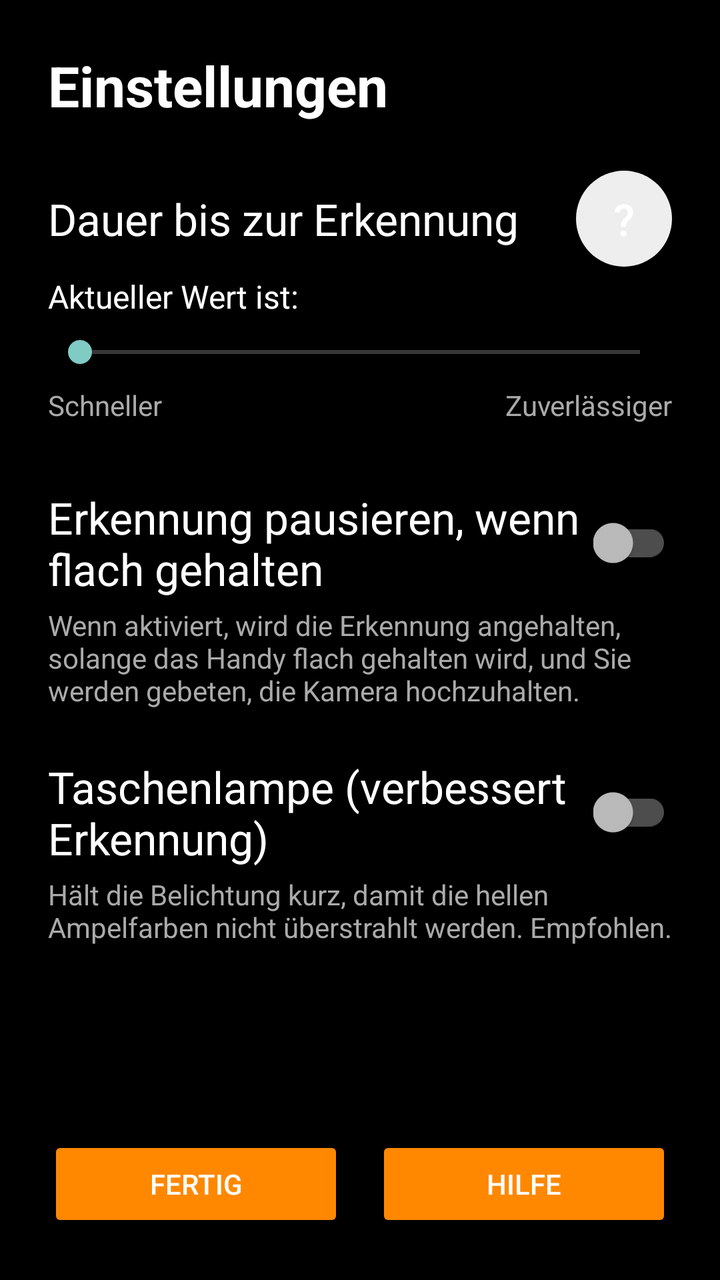
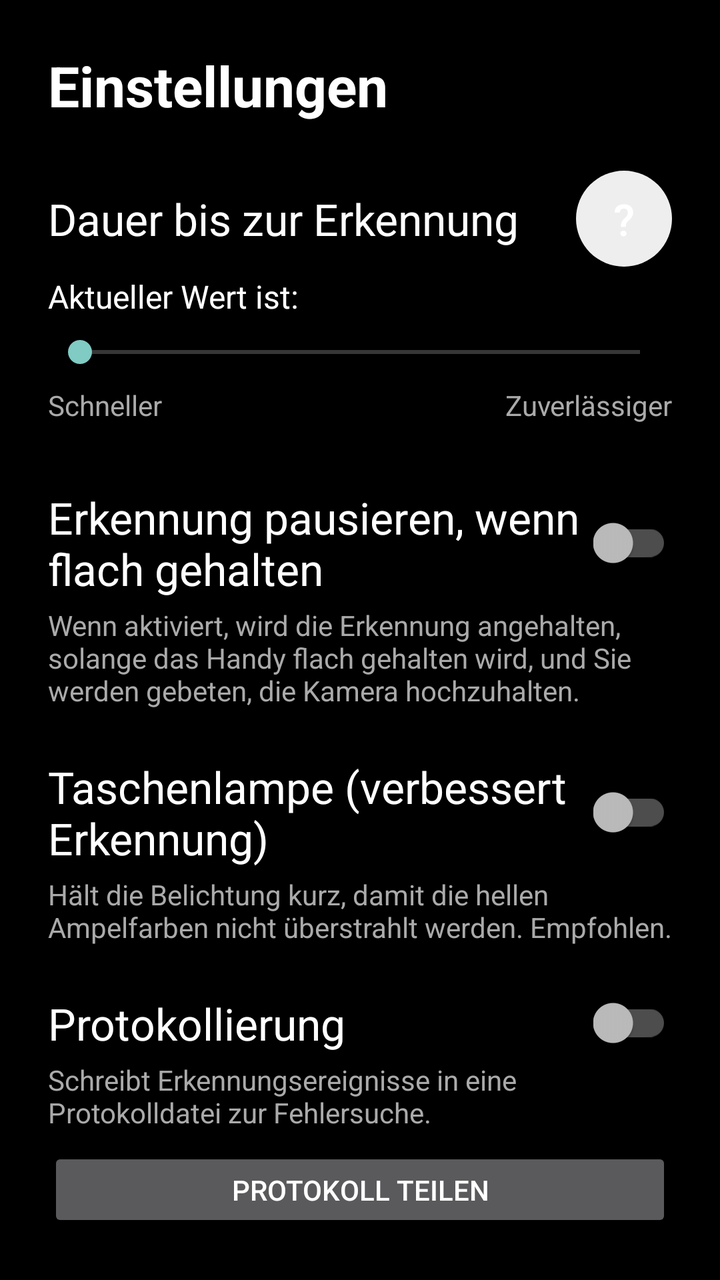

Before-and-after screenshots of an Android layout around one commit, followed by the original layout XML and the change that was made.
<!-- AndroidManifest.xml: application theme AppTheme.Fullscreen -->
<!-- res/layout/activity_settings.xml -->
<?xml version="1.0" encoding="utf-8"?>
<LinearLayout xmlns:android="http://schemas.android.com/apk/res/android"
    xmlns:tools="http://schemas.android.com/tools"
    android:layout_width="match_parent"
    android:layout_height="match_parent"
    android:background="@android:color/black"
    android:orientation="vertical"
    android:padding="24dp"
    tools:context="de.hsaugsburg.ampelpilot.SettingsActivity">

    <TextView
        android:layout_width="match_parent"
        android:layout_height="wrap_content"
        android:text="@string/settings"
        android:textColor="@android:color/white"
        android:textSize="28sp"
        android:textStyle="bold"
        android:paddingBottom="24dp" />

    
    <LinearLayout
        android:layout_width="match_parent"
        android:layout_height="wrap_content"
        android:orientation="horizontal"
        android:gravity="center_vertical">

        <TextView
            android:layout_width="0dp"
            android:layout_height="wrap_content"
            android:layout_weight="1"
            android:text="@string/stability"
            android:textColor="@android:color/white"
            android:textSize="22sp" />

        <Button
            android:id="@+id/helpButtonFrames"
            android:layout_width="48dp"
            android:layout_height="48dp"
            android:background="@drawable/roundedbutton"
            android:text="@string/help"
            android:contentDescription="Hilfe zur Erkennungsdauer"
            android:textSize="22sp" />
    </LinearLayout>

    <TextView
        android:id="@+id/text_Frames"
        android:layout_width="match_parent"
        android:layout_height="wrap_content"
        android:text="@string/Text_SeekBar"
        android:textColor="@android:color/white"
        android:textSize="16sp"
        android:paddingTop="4dp" />

    <SeekBar
        android:id="@+id/seekBar_Frames"
        android:layout_width="match_parent"
        android:layout_height="wrap_content"
        android:max="7"
        android:paddingTop="8dp"
        android:paddingBottom="8dp" />

    <LinearLayout
        android:layout_width="match_parent"
        android:layout_height="wrap_content">
        <TextView
            android:layout_width="0dp"
            android:layout_height="wrap_content"
            android:layout_weight="1"
            android:text="Schneller"
            android:textColor="@android:color/darker_gray" />
        <TextView
            android:layout_width="0dp"
            android:layout_height="wrap_content"
            android:layout_weight="1"
            android:gravity="end"
            android:text="Zuverl\u00e4ssiger"
            android:textColor="@android:color/darker_gray" />
    </LinearLayout>

    
    <LinearLayout
        android:layout_width="match_parent"
        android:layout_height="wrap_content"
        android:orientation="horizontal"
        android:gravity="center_vertical"
        android:paddingTop="32dp">

        <TextView
            android:layout_width="0dp"
            android:layout_height="wrap_content"
            android:layout_weight="1"
            android:text="@string/tilt_pause"
            android:textColor="@android:color/white"
            android:textSize="22sp" />

        <androidx.appcompat.widget.SwitchCompat
            android:id="@+id/switch_TiltPause"
            android:layout_width="wrap_content"
            android:layout_height="wrap_content" />
    </LinearLayout>

    <TextView
        android:layout_width="match_parent"
        android:layout_height="wrap_content"
        android:text="@string/tilt_pause_desc"
        android:textColor="@android:color/darker_gray"
        android:textSize="14sp"
        android:paddingTop="4dp" />

    
    <LinearLayout
        android:layout_width="match_parent"
        android:layout_height="wrap_content"
        android:orientation="horizontal"
        android:gravity="center_vertical"
        android:paddingTop="24dp">

        <TextView
            android:layout_width="0dp"
            android:layout_height="wrap_content"
            android:layout_weight="1"
            android:text="@string/torch"
            android:textColor="@android:color/white"
            android:textSize="22sp" />

        <androidx.appcompat.widget.SwitchCompat
            android:id="@+id/switch_Torch"
            android:layout_width="wrap_content"
            android:layout_height="wrap_content" />
    </LinearLayout>

    <TextView
        android:layout_width="match_parent"
        android:layout_height="wrap_content"
        android:text="@string/torch_desc"
        android:textColor="@android:color/darker_gray"
        android:textSize="14sp"
        android:paddingTop="4dp" />

    <Space
        android:layout_width="match_parent"
        android:layout_height="0dp"
        android:layout_weight="1" />

    <LinearLayout
        android:layout_width="match_parent"
        android:layout_height="wrap_content"
        android:orientation="horizontal"
        android:gravity="center">

        <Button
            android:id="@+id/btnGo"
            android:layout_width="0dp"
            android:layout_weight="1"
            android:layout_height="wrap_content"
            android:layout_marginEnd="8dp"
            android:backgroundTint="@android:color/holo_orange_dark"
            android:text="Fertig" />

        <Button
            android:id="@+id/btnHelp"
            android:layout_width="0dp"
            android:layout_weight="1"
            android:layout_height="wrap_content"
            android:layout_marginStart="8dp"
            android:backgroundTint="@android:color/holo_orange_dark"
            android:text="Hilfe" />
    </LinearLayout>

</LinearLayout>
<!-- resources referenced by this layout -->
<resources>
  <!-- drawable roundedbutton (drawable) -->
  <?xml version="1.0" encoding="utf-8"?>
  <shape xmlns:android="http://schemas.android.com/apk/res/android"
      android:shape="rectangle">
      <solid android:color="#eeffffff" />
      <corners android:bottomRightRadius="50dp"
          android:bottomLeftRadius="50dp"
          android:topRightRadius="50dp"
          android:topLeftRadius="50dp"/>
  </shape>
  <string name="Text_SeekBar">Aktueller Wert ist: </string>
  <string name="help">\?</string>
  <string name="settings">Einstellungen</string>
  <string name="stability">Dauer bis zur Erkennung</string>
  <string name="tilt_pause">Erkennung pausieren, wenn flach gehalten</string>
  <string name="tilt_pause_desc">Wenn aktiviert, wird die Erkennung angehalten, solange das Handy flach gehalten wird, und Sie werden gebeten, die Kamera hochzuhalten.</string>
  <string name="torch">Taschenlampe (verbessert Erkennung)</string>
  <string name="torch_desc">H\u00e4lt die Belichtung kurz, damit die hellen Ampelfarben nicht \u00fcberstrahlt werden. Empfohlen.</string>
  <style name="AppTheme.Fullscreen" parent="Theme.AppCompat.NoActionBar">
          <item name="android:windowFullscreen">true</item>
          <item name="android:windowContentOverlay">@null</item>
      </style>
</resources>

<!-- the commit's change to res/layout/activity_settings.xml (unified diff, before → after) -->
@@ -137,6 +137,43 @@
         android:textSize="14sp"
         android:paddingTop="4dp" />
 
+    
+    <LinearLayout
+        android:layout_width="match_parent"
+        android:layout_height="wrap_content"
+        android:orientation="horizontal"
+        android:gravity="center_vertical"
+        android:paddingTop="24dp">
+
+        <TextView
+            android:layout_width="0dp"
+            android:layout_height="wrap_content"
+            android:layout_weight="1"
+            android:text="@string/logging"
+            android:textColor="@android:color/white"
+            android:textSize="22sp" />
+
+        <androidx.appcompat.widget.SwitchCompat
+            android:id="@+id/switch_Logging"
+            android:layout_width="wrap_content"
+            android:layout_height="wrap_content" />
+    </LinearLayout>
+
+    <TextView
+        android:layout_width="match_parent"
+        android:layout_height="wrap_content"
+        android:text="@string/logging_desc"
+        android:textColor="@android:color/darker_gray"
+        android:textSize="14sp"
+        android:paddingTop="4dp" />
+
+    <Button
+        android:id="@+id/btnShareLog"
+        android:layout_width="match_parent"
+        android:layout_height="wrap_content"
+        android:layout_marginTop="8dp"
+        android:text="@string/share_log" />
+
     <Space
         android:layout_width="match_parent"
         android:layout_height="0dp"
<!-- resource entries referenced after the edit -->
@@ -12,7 +12,10 @@
   </shape>
   <string name="Text_SeekBar">Aktueller Wert ist: </string>
   <string name="help">\?</string>
+  <string name="logging">Protokollierung</string>
+  <string name="logging_desc">Schreibt Erkennungsereignisse in eine Protokolldatei zur Fehlersuche.</string>
   <string name="settings">Einstellungen</string>
+  <string name="share_log">Protokoll teilen</string>
   <string name="stability">Dauer bis zur Erkennung</string>
   <string name="tilt_pause">Erkennung pausieren, wenn flach gehalten</string>
   <string name="tilt_pause_desc">Wenn aktiviert, wird die Erkennung angehalten, solange das Handy flach gehalten wird, und Sie werden gebeten, die Kamera hochzuhalten.</string>
